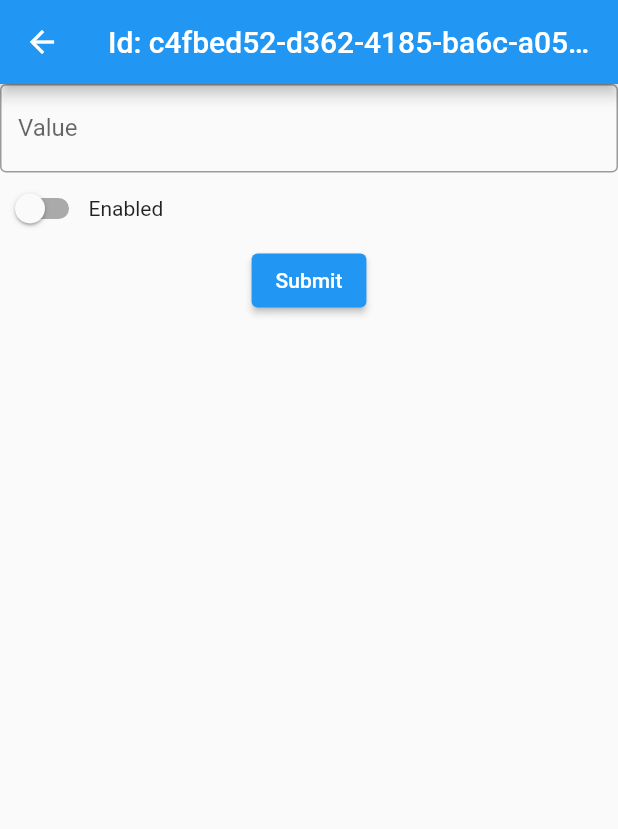
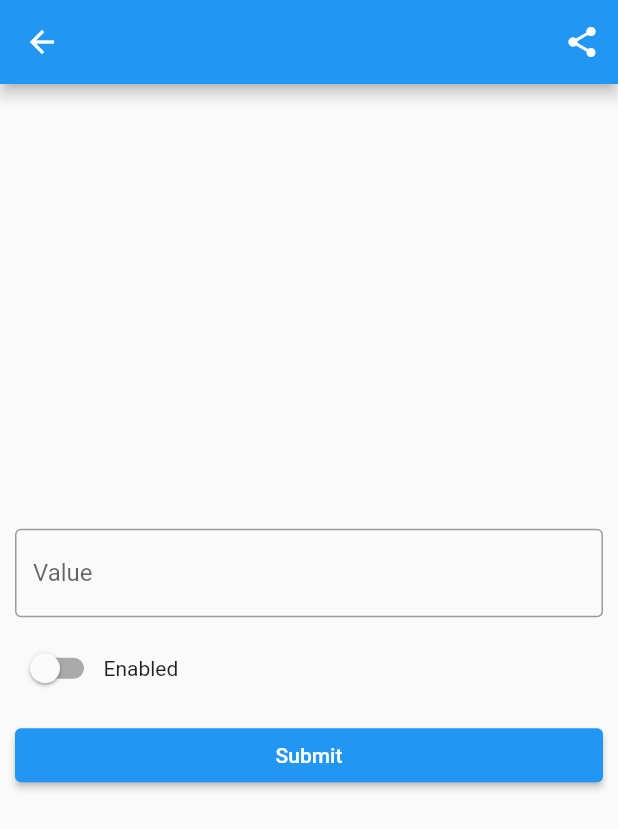
Before and after one commit to MKondakova/FlatterAppWithMQTT, a Flutter app: the DeviceMainPage screen opened directly, on a phone screen of 412 x 824 dp. Shown: the top 829 px of the screen. Run offline on Flutter 3.47's test engine with Material 2 defaults, Android fonts, the phone set to English and light mode, and no system bars; missing offline and left inert: mqtt_client.

Commit message:
Добавила экран датчика

```diff
--- a/client/lib/connect_device_page.dart
+++ b/client/lib/connect_device_page.dart
@@ -1,3 +1,4 @@
+import 'package:client/device_main_page.dart';
 import 'package:client/login_page.dart';
 import 'package:flutter/material.dart';
 
@@ -13,7 +14,8 @@ class ConnectDevicePage extends StatelessWidget {
               Center(
                 child: ElevatedButton(
                   onPressed: () {
-                    Navigator.pop(context);
+                    Navigator.push(context,
+                        MaterialPageRoute(builder: (context) => const DeviceMainPage()));
                   },
                   child: const Text('Connect'),
                 ),
--- a/client/lib/device_main_page.dart
+++ b/client/lib/device_main_page.dart
@@ -7,10 +7,20 @@ class DeviceMainPage extends StatelessWidget {
   Widget build(BuildContext context) {
     return Scaffold(
         appBar: AppBar(
-          title: const Text('Id: c4fbed52-d362-4185-ba6c-a05af13c4906'),
+          actions: [
+            IconButton(
+              icon: const Icon(Icons.share),
+              onPressed: () =>
+                  {print("Id: c4fbed52-d362-4185-ba6c-a05af13c4906")},
+              tooltip: 'Share id',
+            ),
+          ],
         ),
-        body: Center(
+        body: Padding(
+          padding: const EdgeInsets.all(10.0),
           child: Column(
+            crossAxisAlignment: CrossAxisAlignment.stretch,
+            mainAxisAlignment: MainAxisAlignment.center,
             children: [
               TextFormField(
                 decoration: const InputDecoration(
@@ -18,6 +28,7 @@ class DeviceMainPage extends StatelessWidget {
                   labelText: 'Value',
                 ),
               ),
+              const SizedBox(height: 10),
               Row(
                 children: [
                   Switch(
@@ -28,6 +39,7 @@ class DeviceMainPage extends StatelessWidget {
                   const Text("Enabled") //TODO add state and change for disabled
                 ],
               ),
+              const SizedBox(height: 10),
               ElevatedButton(
                 child: const Text('Submit'),
                 onPressed: () {},
```
Also changed, not shown: client/lib/mqtt_main_page.dart (+7 -0 lines).
